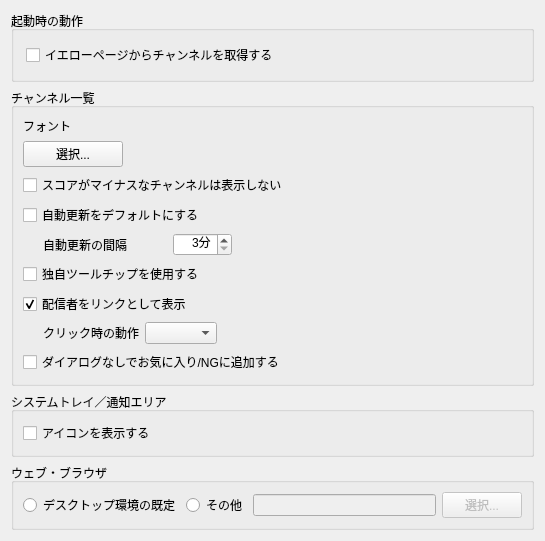
Before: the Qt Designer form src/generalwidget.ui in At-sushi/QPeerCastYP, drawn with Qt 5.
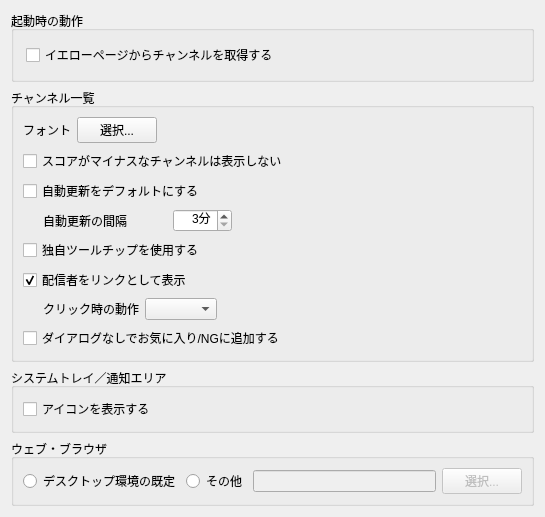
After: the same form once the commit is applied.

Commit message: 一般設定タブレイアウト調整

Patch:
```diff
--- a/src/generalwidget.ui
+++ b/src/generalwidget.ui
@@ -7,7 +7,7 @@
     <x>0</x>
     <y>0</y>
     <width>545</width>
-    <height>461</height>
+    <height>486</height>
    </rect>
   </property>
   <property name="windowTitle">
@@ -55,6 +55,8 @@
      </property>
      <layout class="QVBoxLayout">
       <item>
+       <layout class="QHBoxLayout" name="horizontalLayout_2">
+        <item>
        <widget class="QLabel" name="label_3">
         <property name="text">
          <string>フォント</string>
@@ -73,6 +75,21 @@
          <string>選択...</string>
         </property>
        </widget>
+        </item>
+        <item>
+         <spacer name="horizontalSpacer">
+          <property name="orientation">
+           <enum>Qt::Horizontal</enum>
+          </property>
+          <property name="sizeHint" stdset="0">
+           <size>
+            <width>40</width>
+            <height>20</height>
+           </size>
+          </property>
+         </spacer>
+        </item>
+       </layout>
       </item>
       <item>
        <widget class="QCheckBox" name="dontShowMinusScoreChannelCheckBox">
```
Lines whose indentation alone changed are shown as unchanged.
